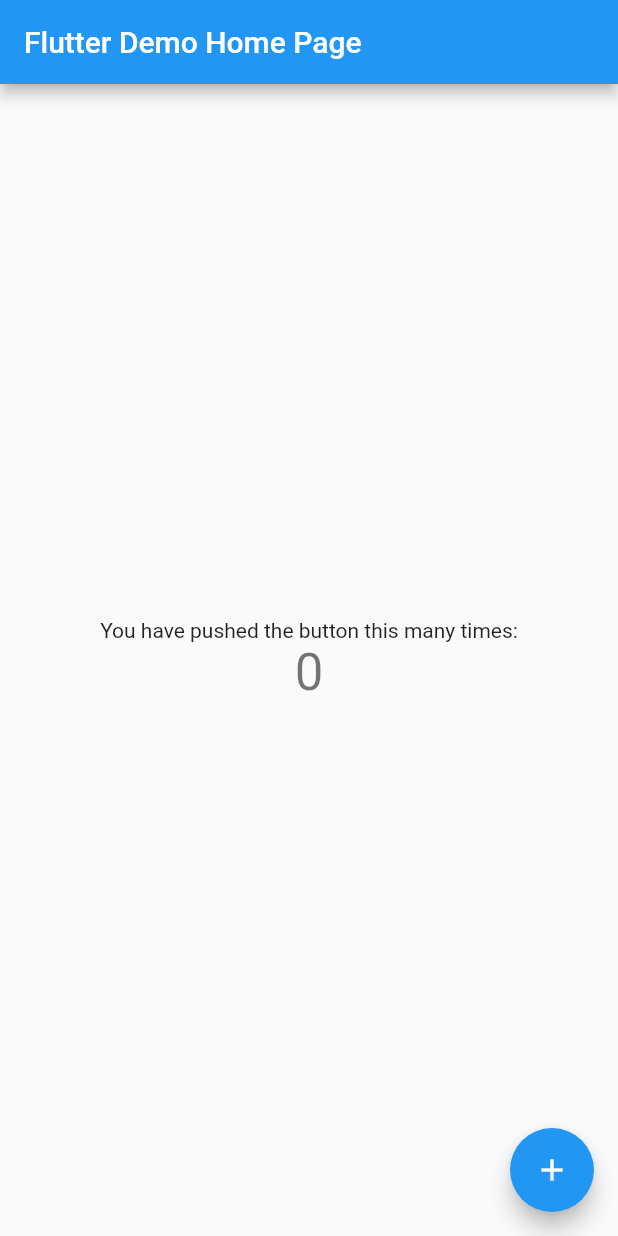
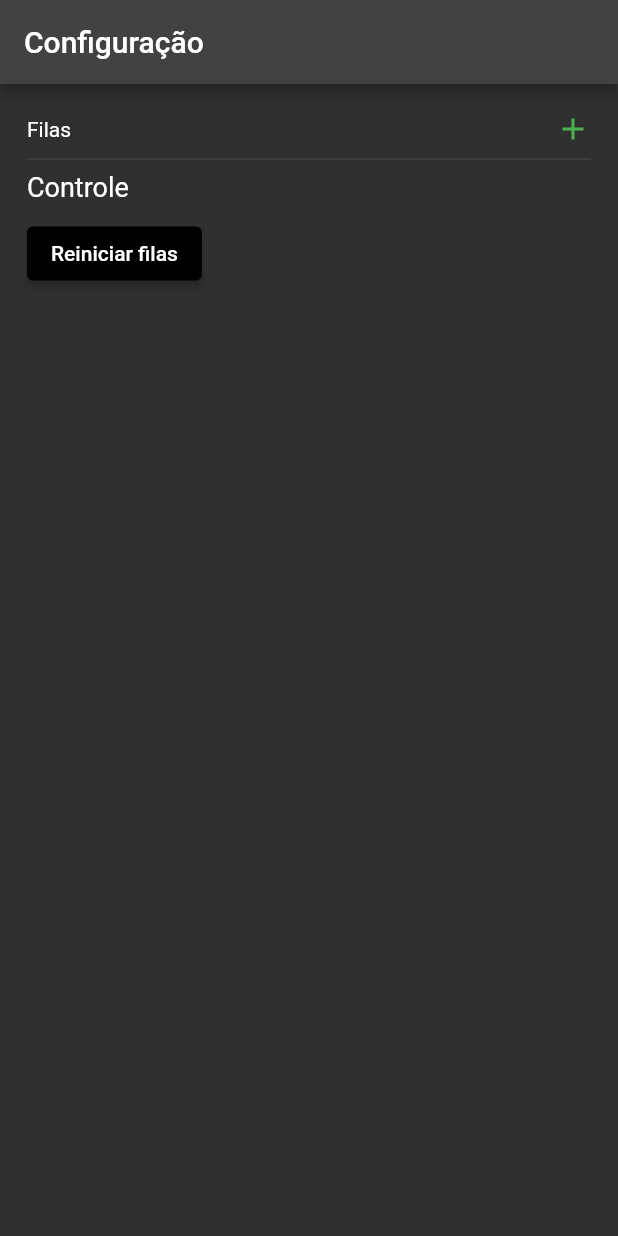
Before and after one commit to lucasgm1997/flutter_queue, a Flutter app: the screen it shows after launch, on a phone screen of 412 x 824 dp. Run offline on Flutter 3.47's test engine with Material 2 defaults, Android fonts, the phone set to English and light mode, and no system bars; our stand-ins replace cloud_firestore, firebase_core, flutter_bloc; accounts and stored records are empty.

Commit message:
added configuration page

```diff
--- a/lib/main.dart
+++ b/lib/main.dart
@@ -1,72 +1,11 @@
 import 'package:flutter/material.dart';
 import 'package:firebase_core/firebase_core.dart';
+import 'package:flutter_queue/src/app_widget.dart';
 
 void main() async {
   WidgetsFlutterBinding.ensureInitialized();
   await Firebase.initializeApp().then((value) {
 
-    runApp(MyApp());
+    runApp(AppWidget());
   });
 }
-
-class MyApp extends StatelessWidget {
-  const MyApp({Key? key}) : super(key: key);
-
-  // This widget is the root of your application.
-  @override
-  Widget build(BuildContext context) {
-    return MaterialApp(
-      title: 'Flutter Demo',
-      theme: ThemeData(
-        primarySwatch: Colors.blue,
-      ),
-      home: const MyHomePage(title: 'Flutter Demo Home Page'),
-    );
-  }
-}
-
-class MyHomePage extends StatefulWidget {
-  const MyHomePage({Key? key, required this.title}) : super(key: key);
-  final String title;
-
-  @override
-  State<MyHomePage> createState() => _MyHomePageState();
-}
-
-class _MyHomePageState extends State<MyHomePage> {
-  int _counter = 0;
-
-  void _incrementCounter() {
-    setState(() {
-      _counter++;
-    });
-  }
-
-  @override
-  Widget build(BuildContext context) {
-    return Scaffold(
-      appBar: AppBar(
-        title: Text(widget.title),
-      ),
-      body: Center(
-        child: Column(
-          mainAxisAlignment: MainAxisAlignment.center,
-          children: <Widget>[
-            const Text(
-              'You have pushed the button this many times:',
-            ),
-            Text(
-              '$_counter',
-              style: Theme.of(context).textTheme.headline4,
-            ),
-          ],
-        ),
-      ),
-      floatingActionButton: FloatingActionButton(
-        onPressed: _incrementCounter,
-        tooltip: 'Increment',
-        child: const Icon(Icons.add),
-      ),
-    );
-  }
-}
--- a/lib/src/app_widget.dart
+++ b/lib/src/app_widget.dart
@@ -1,6 +1,7 @@
 import 'package:flutter/material.dart';
 import 'package:flutter/src/widgets/framework.dart';
 import 'package:flutter_queue/src/configuration/configuration_module.dart';
+import 'package:flutter_queue/src/configuration/pages/configuration_page.dart';
 import 'package:flutter_queue/src/queue/queue_module.dart';
 import 'package:provider/provider.dart';
 
@@ -15,7 +16,9 @@
         ...configurationModule,
       ],
       child: MaterialApp(
-
+        darkTheme: ThemeData.dark(),
+        themeMode: ThemeMode.dark,
+        home: ConfigurationPage(),
       ),
     );
   }
--- a/lib/src/configuration/conf_state.dart
+++ b/lib/src/configuration/conf_state.dart
@@ -12,7 +12,6 @@
   final List<QueueEntity> queues;
 
   LoadedConfState(this.queues);
-
 }
 
 class ExcpetionConfState implements ConfState{
--- /dev/null
+++ b/lib/src/configuration/pages/configuration_page.dart
@@ -0,0 +1,66 @@
+import 'package:flutter/material.dart';
+import 'package:flutter_queue/src/configuration/blocs/conf_bloc.dart';
+import 'package:flutter_queue/src/configuration/conf_state.dart';
+import 'package:provider/provider.dart';
+
+class ConfigurationPage extends StatelessWidget {
+  const ConfigurationPage({Key? key}) : super(key: key);
+
+  @override
+  Widget build(BuildContext context) {
+    final bloc = context.watch<ConfBloc>();
+    // Widget list = Container();
+    final state = bloc.state;
+
+    return Scaffold(
+      appBar: AppBar(
+        title: Text('Configuração'),
+      ),
+      body: Center(
+        child: Container(
+          width: MediaQuery.of(context).size.width,
+          padding: const EdgeInsets.all(18),
+          child: Column(
+            // mainAxisAlignment: MainAxisAlignment.start,
+            crossAxisAlignment: CrossAxisAlignment.start,
+            children: [
+              Row(
+                children: [
+                  const Text('Filas'),
+                  Spacer(),
+                  const Icon(
+                    Icons.add,
+                    color: Colors.green,
+                  ),
+                ],
+              ),
+              if (state is LoadedConfState)
+                ListView.builder(
+                    shrinkWrap: true,
+                    itemCount: state.queues.length,
+                    itemBuilder: (context, index) {
+                      final queue = state.queues[index];
+                      return ListTile(
+                        title: Text('${queue.title} - ${queue.abbreviation}'),
+                        subtitle: Text('${queue.priority} de prioridade'),
+                        trailing: const Icon(
+                          Icons.remove,
+                          color: Colors.red,
+                        ),
+                      );
+                    }),
+              Divider(),
+              const Text('Controle', style: TextStyle(fontSize: 18),),
+              SizedBox(height: 10,),
+              ElevatedButton(
+                  style: ElevatedButton.styleFrom(primary: Colors.black,),
+                  child: const Text('Reiniciar filas'),
+                  onPressed: () {},
+              ),
+            ],
+          ),
+        ),
+      ),
+    );
+  }
+}
--- a/lib/src/queue/external/queue_firestore_datasource.dart
+++ b/lib/src/queue/external/queue_firestore_datasource.dart
@@ -9,7 +9,7 @@
   @override
   Stream<List<Map>> getAllQueues() {
     final collectionReference = firestore.collection('queue');
-    final snapshotQueue = collectionReference.snapshots();
+    final snapshotQueue = collectionReference.orderBy('priority', descending: true).snapshots();
 
     return snapshotQueue.map((event) => event.docs).map(_convert);
   }
--- a/lib/src/queue/queue_module.dart
+++ b/lib/src/queue/queue_module.dart
@@ -8,7 +8,7 @@
 import 'package:provider/provider.dart';
 
 final queueModule = [
-  Provider.value(value: FirebaseFirestore.instance),
+  Provider<FirebaseFirestore>.value(value: FirebaseFirestore.instance),
   Provider<IQueueDataSource>(create: ((context) => QueueFirestoreDataSource(context.read())),),
   Provider<IQueueRepository>(create: ((context) => QueueRepositoryImp(context.read())),),
   Provider<IGetAllQueuesUsecase>(create: ((context) => GetAllQueuesUsecaseImp(context.read())),)
```
Also changed, not shown: 1 other file.
